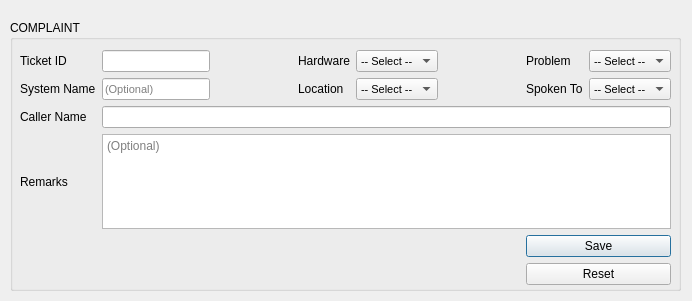
Rahul-Mac/hsm, file complaint.ui: the form before one commit.
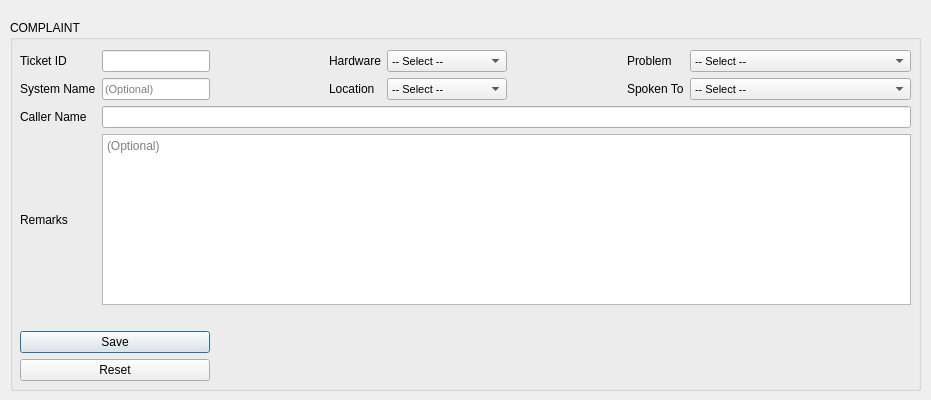
The form after the commit.

Patch:
```diff
--- a/complaint.ui
+++ b/complaint.ui
@@ -9,8 +9,8 @@
    <rect>
     <x>0</x>
     <y>0</y>
-    <width>692</width>
-    <height>301</height>
+    <width>931</width>
+    <height>400</height>
    </rect>
   </property>
   <property name="windowTitle">
@@ -21,8 +21,8 @@
     <rect>
      <x>10</x>
      <y>20</y>
-     <width>671</width>
-     <height>271</height>
+     <width>911</width>
+     <height>371</height>
     </rect>
    </property>
    <property name="title">
@@ -33,8 +33,8 @@
      <rect>
       <x>10</x>
       <y>30</y>
-      <width>651</width>
-      <height>235</height>
+      <width>891</width>
+      <height>331</height>
      </rect>
     </property>
     <layout class="QGridLayout" name="gridLayout">
@@ -59,45 +59,6 @@
        </property>
       </widget>
      </item>
-     <item row="1" column="2">
-      <spacer name="horizontalSpacer_3">
-       <property name="orientation">
-        <enum>Qt::Horizontal</enum>
-       </property>
-       <property name="sizeHint" stdset="0">
-        <size>
-         <width>40</width>
-         <height>20</height>
-        </size>
-       </property>
-      </spacer>
-     </item>
-     <item row="0" column="5">
-      <spacer name="horizontalSpacer_2">
-       <property name="orientation">
-        <enum>Qt::Horizontal</enum>
-       </property>
-       <property name="sizeHint" stdset="0">
-        <size>
-         <width>40</width>
-         <height>20</height>
-        </size>
-       </property>
-      </spacer>
-     </item>
-     <item row="1" column="5">
-      <spacer name="horizontalSpacer_4">
-       <property name="orientation">
-        <enum>Qt::Horizontal</enum>
-       </property>
-       <property name="sizeHint" stdset="0">
-        <size>
-         <width>40</width>
-         <height>20</height>
-        </size>
-       </property>
-      </spacer>
-     </item>
      <item row="0" column="3">
       <widget class="QLabel" name="hwl">
        <property name="text">
@@ -118,54 +79,6 @@
        </property>
       </spacer>
      </item>
-     <item row="0" column="7">
-      <widget class="QComboBox" name="pbt_combo">
-       <property name="font">
-        <font>
-         <pointsize>8</pointsize>
-        </font>
-       </property>
-       <property name="styleSheet">
-        <string notr="true"/>
-       </property>
-       <item>
-        <property name="text">
-         <string>-- Select --</string>
-        </property>
-       </item>
-      </widget>
-     </item>
-     <item row="0" column="4">
-      <widget class="QComboBox" name="hwt_combo">
-       <property name="font">
-        <font>
-         <pointsize>8</pointsize>
-        </font>
-       </property>
-       <property name="styleSheet">
-        <string notr="true"/>
-       </property>
-       <item>
-        <property name="text">
-         <string>-- Select --</string>
-        </property>
-       </item>
-      </widget>
-     </item>
-     <item row="5" column="6" colspan="2">
-      <widget class="QPushButton" name="save_details">
-       <property name="text">
-        <string>Save</string>
-       </property>
-      </widget>
-     </item>
-     <item row="4" column="1" colspan="7">
-      <widget class="QTextEdit" name="remark">
-       <property name="placeholderText">
-        <string>(Optional)</string>
-       </property>
-      </widget>
-     </item>
      <item row="3" column="0">
       <widget class="QLabel" name="name_label">
        <property name="text">
@@ -173,13 +86,6 @@
        </property>
       </widget>
      </item>
-     <item row="3" column="1" colspan="7">
-      <widget class="QLineEdit" name="opt_name">
-       <property name="placeholderText">
-        <string/>
-       </property>
-      </widget>
-     </item>
      <item row="4" column="0">
       <widget class="QLabel" name="rmk_label">
        <property name="text">
@@ -187,13 +93,6 @@
        </property>
       </widget>
      </item>
-     <item row="0" column="6">
-      <widget class="QLabel" name="pbl">
-       <property name="text">
-        <string>Problem</string>
-       </property>
-      </widget>
-     </item>
      <item row="1" column="3">
       <widget class="QLabel" name="flr_label">
        <property name="text">
@@ -213,31 +112,7 @@
        </property>
       </widget>
      </item>
-     <item row="1" column="4">
-      <widget class="QComboBox" name="loc_combo">
-       <property name="font">
-        <font>
-         <pointsize>8</pointsize>
-        </font>
-       </property>
-       <property name="styleSheet">
-        <string notr="true"/>
-       </property>
-       <item>
-        <property name="text">
-         <string>-- Select --</string>
-        </property>
-       </item>
-      </widget>
-     </item>
-     <item row="6" column="6" colspan="2">
-      <widget class="QPushButton" name="reset_details">
-       <property name="text">
-        <string>Reset</string>
-       </property>
-      </widget>
-     </item>
-     <item row="1" column="6">
+     <item row="1" column="8">
       <widget class="QLabel" name="admin_label">
        <property name="text">
         <string>Spoken To</string>
@@ -245,6 +120,46 @@
       </widget>
      </item>
      <item row="1" column="7">
+      <spacer name="horizontalSpacer_4">
+       <property name="orientation">
+        <enum>Qt::Horizontal</enum>
+       </property>
+       <property name="sizeHint" stdset="0">
+        <size>
+         <width>40</width>
+         <height>20</height>
+        </size>
+       </property>
+      </spacer>
+     </item>
+     <item row="7" column="9">
+      <spacer name="horizontalSpacer_5">
+       <property name="orientation">
+        <enum>Qt::Horizontal</enum>
+       </property>
+       <property name="sizeHint" stdset="0">
+        <size>
+         <width>40</width>
+         <height>20</height>
+        </size>
+       </property>
+      </spacer>
+     </item>
+     <item row="3" column="1" colspan="10">
+      <widget class="QLineEdit" name="opt_name">
+       <property name="placeholderText">
+        <string/>
+       </property>
+      </widget>
+     </item>
+     <item row="7" column="0" colspan="2">
+      <widget class="QPushButton" name="save_details">
+       <property name="text">
+        <string>Save</string>
+       </property>
+      </widget>
+     </item>
+     <item row="1" column="9" colspan="2">
       <widget class="QComboBox" name="ad_combo">
        <property name="font">
         <font>
@@ -261,6 +176,130 @@
        </item>
       </widget>
      </item>
+     <item row="4" column="1" colspan="10">
+      <widget class="QTextEdit" name="remark">
+       <property name="placeholderText">
+        <string>(Optional)</string>
+       </property>
+      </widget>
+     </item>
+     <item row="7" column="10">
+      <spacer name="horizontalSpacer_6">
+       <property name="orientation">
+        <enum>Qt::Horizontal</enum>
+       </property>
+       <property name="sizeHint" stdset="0">
+        <size>
+         <width>40</width>
+         <height>20</height>
+        </size>
+       </property>
+      </spacer>
+     </item>
+     <item row="0" column="9" colspan="2">
+      <widget class="QComboBox" name="pbt_combo">
+       <property name="font">
+        <font>
+         <pointsize>8</pointsize>
+        </font>
+       </property>
+       <property name="styleSheet">
+        <string notr="true"/>
+       </property>
+       <item>
+        <property name="text">
+         <string>-- Select --</string>
+        </property>
+       </item>
+      </widget>
+     </item>
+     <item row="8" column="0" colspan="2">
+      <widget class="QPushButton" name="reset_details">
+       <property name="text">
+        <string>Reset</string>
+       </property>
+      </widget>
+     </item>
+     <item row="0" column="8">
+      <widget class="QLabel" name="pbl">
+       <property name="text">
+        <string>Problem</string>
+       </property>
+      </widget>
+     </item>
+     <item row="0" column="7">
+      <spacer name="horizontalSpacer_2">
+       <property name="orientation">
+        <enum>Qt::Horizontal</enum>
+       </property>
+       <property name="sizeHint" stdset="0">
+        <size>
+         <width>40</width>
+         <height>20</height>
+        </size>
+       </property>
+      </spacer>
+     </item>
+     <item row="6" column="0">
+      <spacer name="verticalSpacer">
+       <property name="orientation">
+        <enum>Qt::Vertical</enum>
+       </property>
+       <property name="sizeHint" stdset="0">
+        <size>
+         <width>20</width>
+         <height>40</height>
+        </size>
+       </property>
+      </spacer>
+     </item>
+     <item row="6" column="6">
+      <spacer name="horizontalSpacer_7">
+       <property name="orientation">
+        <enum>Qt::Horizontal</enum>
+       </property>
+       <property name="sizeHint" stdset="0">
+        <size>
+         <width>40</width>
+         <height>20</height>
+        </size>
+       </property>
+      </spacer>
+     </item>
+     <item row="0" column="4" colspan="3">
+      <widget class="QComboBox" name="hwt_combo">
+       <property name="font">
+        <font>
+         <pointsize>8</pointsize>
+        </font>
+       </property>
+       <property name="styleSheet">
+        <string notr="true"/>
+       </property>
+       <item>
+        <property name="text">
+         <string>-- Select --</string>
+        </property>
+       </item>
+      </widget>
+     </item>
+     <item row="1" column="4" colspan="3">
+      <widget class="QComboBox" name="loc_combo">
+       <property name="font">
+        <font>
+         <pointsize>8</pointsize>
+        </font>
+       </property>
+       <property name="styleSheet">
+        <string notr="true"/>
+       </property>
+       <item>
+        <property name="text">
+         <string>-- Select --</string>
+        </property>
+       </item>
+      </widget>
+     </item>
     </layout>
    </widget>
   </widget>
```
Left out of the diff: 13 changed lines with no effect on the pictures.
